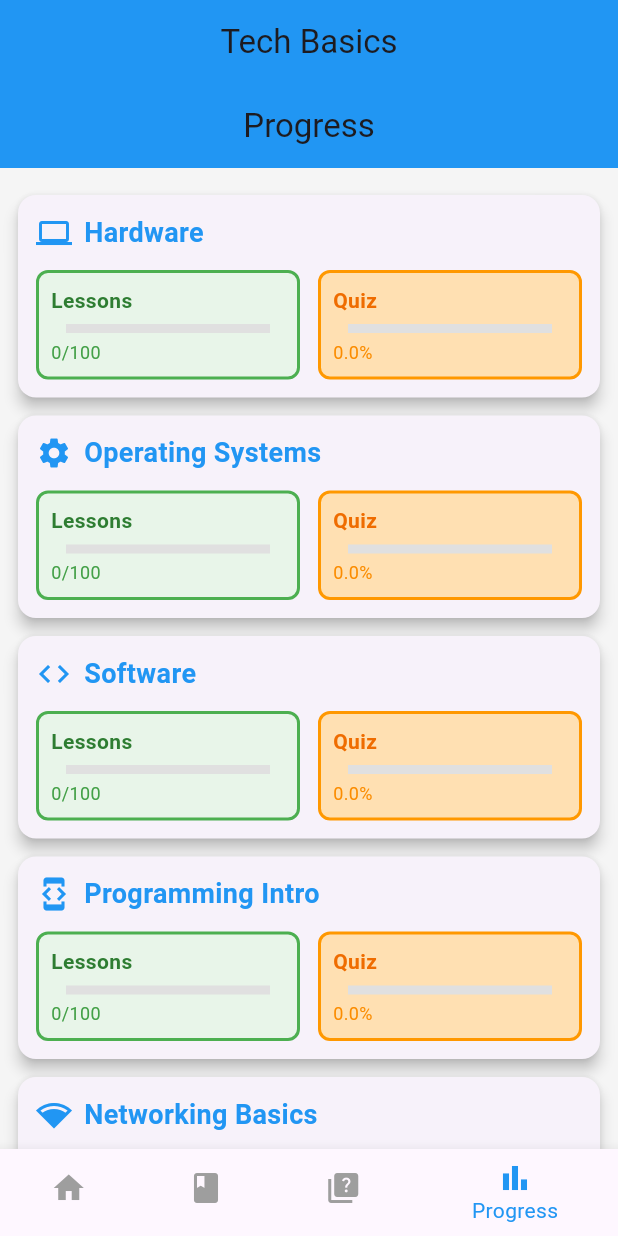
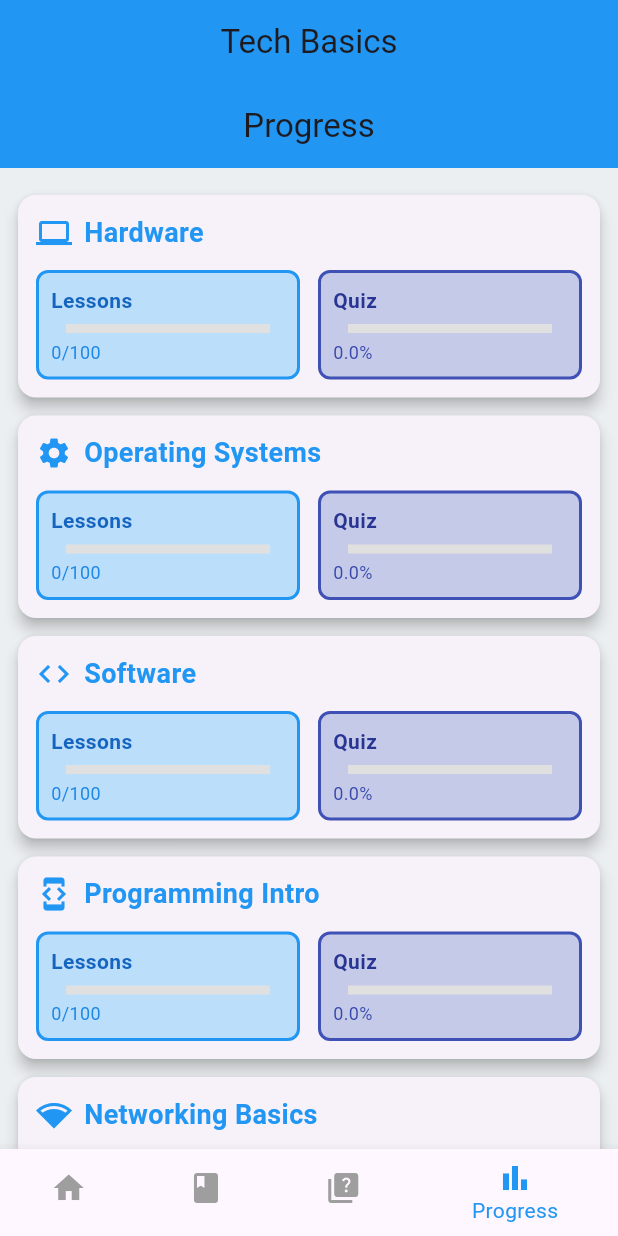
Before and after one commit to techtalksaty/learn_tech_app, a Flutter app: the screen it shows after launch, after a tap on "View Details", on a phone screen of 412 x 824 dp. Run offline on Flutter 3.47's test engine with Material 3 defaults, Android fonts, the phone set to English and light mode, and no system bars; drawn by our look-alikes of percent_indicator; our stand-ins replace flutter_markdown, hive, hive_flutter; accounts and stored records are empty.

Commit message:
app-color-scheme

```diff
--- a/my_learn_app/lib/screens/home_screen.dart
+++ b/my_learn_app/lib/screens/home_screen.dart
@@ -38,6 +38,7 @@ class _HomeScreenState extends State<HomeScreen> {
         centerTitle: true,
         backgroundColor: primaryColor,
       ),
+      backgroundColor: Colors.blueGrey[50], // Unified blue-grey background
       body: _screens[_selectedIndex],
       bottomNavigationBar: BottomNavigationBar(
         currentIndex: _selectedIndex,
@@ -93,7 +94,10 @@ class HomeContent extends StatelessWidget {
               textAlign: TextAlign.center,
             ),
             const SizedBox(height: 32),
-            Card(
+            AnimatedOpacity(
+              opacity: 1.0,
+              duration: const Duration(milliseconds: 300),
+              child: Card(
                 elevation: 4,
                 shape: RoundedRectangleBorder(borderRadius: BorderRadius.circular(12)),
                 margin: const EdgeInsets.symmetric(horizontal: 16.0),
@@ -114,6 +118,13 @@ class HomeContent extends StatelessWidget {
                       Row(
                         children: [
                           Expanded(
+                            child: Container(
+                              padding: const EdgeInsets.all(8.0),
+                              decoration: BoxDecoration(
+                                color: Colors.blue[100], // Light blue background
+                                border: Border.all(color: Colors.blue, width: 2), // Blue border
+                                borderRadius: BorderRadius.circular(8),
+                              ),
                               child: Column(
                                 crossAxisAlignment: CrossAxisAlignment.start,
                                 children: [
@@ -122,7 +133,7 @@ class HomeContent extends StatelessWidget {
                                     style: TextStyle(
                                       fontSize: 14,
                                       fontWeight: FontWeight.w600,
-                                  color: Colors.grey[800],
+                                      color: Colors.blue[800], // Dark blue label
                                     ),
                                   ),
                                   const SizedBox(height: 6),
@@ -130,7 +141,7 @@ class HomeContent extends StatelessWidget {
                                     lineHeight: 6.0,
                                     percent: lessonProgress,
                                     backgroundColor: Colors.grey[300],
-                                progressColor: primaryColor,
+                                    progressColor: Colors.blue[600], // Blue progress bar
                                     animation: true,
                                     animationDuration: 500,
                                   ),
@@ -139,14 +150,22 @@ class HomeContent extends StatelessWidget {
                                     '$totalLessonsCompleted/$totalLessons',
                                     style: TextStyle(
                                       fontSize: 12,
-                                  color: Colors.grey[600],
+                                      color: Colors.blue[600], // Blue progress text
                                     ),
                                   ),
                                 ],
                               ),
                             ),
+                          ),
                           const SizedBox(width: 12),
                           Expanded(
+                            child: Container(
+                              padding: const EdgeInsets.all(8.0),
+                              decoration: BoxDecoration(
+                                color: Colors.indigo[100], // Light indigo background
+                                border: Border.all(color: Colors.indigo, width: 2), // Indigo border
+                                borderRadius: BorderRadius.circular(8),
+                              ),
                               child: Column(
                                 crossAxisAlignment: CrossAxisAlignment.start,
                                 children: [
@@ -155,7 +174,7 @@ class HomeContent extends StatelessWidget {
                                     style: TextStyle(
                                       fontSize: 14,
                                       fontWeight: FontWeight.w600,
-                                  color: Colors.grey[800],
+                                      color: Colors.indigo[800], // Dark indigo label
                                     ),
                                   ),
                                   const SizedBox(height: 6),
@@ -163,7 +182,7 @@ class HomeContent extends StatelessWidget {
                                     lineHeight: 6.0,
                                     percent: averageQuizScore / 100.0,
                                     backgroundColor: Colors.grey[300],
-                                progressColor: primaryColor,
+                                    progressColor: Colors.indigo[600], // Indigo progress bar
                                     animation: true,
                                     animationDuration: 500,
                                   ),
@@ -172,10 +191,11 @@ class HomeContent extends StatelessWidget {
                                     '${averageQuizScore.toStringAsFixed(1)}%',
                                     style: TextStyle(
                                       fontSize: 12,
-                                  color: Colors.grey[600],
+                                      color: Colors.indigo[600], // Indigo progress text
                                     ),
                                   ),
                                 ],
+                              ),
                             ),
                           ),
                         ],
@@ -200,12 +220,13 @@ class HomeContent extends StatelessWidget {
                   ),
                 ),
               ),
+            ),
             const SizedBox(height: 32),
             SizedBox(
               width: 250,
               child: ElevatedButton(
                 style: ElevatedButton.styleFrom(
-                  backgroundColor: primaryColor,
+                  backgroundColor: Colors.blue[600], // Blue for Lessons
                   padding: const EdgeInsets.symmetric(vertical: 16),
                   textStyle: const TextStyle(fontSize: 18, color: Colors.white),
                   foregroundColor: Colors.white,
@@ -221,7 +242,7 @@ class HomeContent extends StatelessWidget {
               width: 250,
               child: ElevatedButton(
                 style: ElevatedButton.styleFrom(
-                  backgroundColor: primaryColor,
+                  backgroundColor: Colors.indigo[600], // Indigo for Quiz
                   padding: const EdgeInsets.symmetric(vertical: 16),
                   textStyle: const TextStyle(fontSize: 18, color: Colors.white),
                   foregroundColor: Colors.white,
--- a/my_learn_app/lib/screens/progress/progress_screen.dart
+++ b/my_learn_app/lib/screens/progress/progress_screen.dart
@@ -20,7 +20,7 @@ class ProgressScreen extends StatelessWidget {
         centerTitle: true,
         backgroundColor: primaryColor,
       ),
-      backgroundColor: Colors.grey[100], // Light grey background
+      backgroundColor: Colors.blueGrey[50], // Unified blue-grey background
       body: Consumer<AppProvider>(
         builder: (context, provider, child) {
           final progressList = provider.progressList;
@@ -182,8 +182,8 @@ class _ProgressCardState extends State<ProgressCard> with SingleTickerProviderSt
                     child: Container(
                       padding: const EdgeInsets.all(8.0),
                       decoration: BoxDecoration(
-                        color: Colors.green[50], // Light green background
-                        border: Border.all(color: Colors.green, width: 2), // Green border
+                        color: Colors.blue[100], // Light blue background
+                        border: Border.all(color: Colors.blue, width: 2), // Blue border
                         borderRadius: BorderRadius.circular(8),
                       ),
                       child: ScaleTransition(
@@ -196,7 +196,7 @@ class _ProgressCardState extends State<ProgressCard> with SingleTickerProviderSt
                               style: TextStyle(
                                 fontSize: 14,
                                 fontWeight: FontWeight.w600,
-                                color: Colors.green[800], // Dark green label
+                                color: Colors.blue[800], // Dark blue label
                               ),
                             ),
                             const SizedBox(height: 6),
@@ -204,7 +204,7 @@ class _ProgressCardState extends State<ProgressCard> with SingleTickerProviderSt
                               lineHeight: 6.0,
                               percent: lessonProgress,
                               backgroundColor: Colors.grey[300],
-                              progressColor: Colors.green[600], // Green progress bar
+                              progressColor: Colors.blue[600], // Blue progress bar
                               animation: true,
                               animationDuration: 500,
                             ),
@@ -213,7 +213,7 @@ class _ProgressCardState extends State<ProgressCard> with SingleTickerProviderSt
                               '${widget.lessonsCompleted}/${widget.totalLessons}',
                               style: TextStyle(
                                 fontSize: 12,
-                                color: Colors.green[600], // Green progress text
+                                color: Colors.blue[600], // Blue progress text
                               ),
                             ),
                           ],
@@ -234,8 +234,8 @@ class _ProgressCardState extends State<ProgressCard> with SingleTickerProviderSt
                     child: Container(
                       padding: const EdgeInsets.all(8.0),
                       decoration: BoxDecoration(
-                        color: Colors.orange[100], // Light orange background
-                        border: Border.all(color: Colors.orange, width: 2), // Orange border
+                        color: Colors.indigo[100], // Light indigo background
+                        border: Border.all(color: Colors.indigo, width: 2), // Indigo border
                         borderRadius: BorderRadius.circular(8),
                       ),
                       child: ScaleTransition(
@@ -248,7 +248,7 @@ class _ProgressCardState extends State<ProgressCard> with SingleTickerProviderSt
                               style: TextStyle(
                                 fontSize: 14,
                                 fontWeight: FontWeight.w600,
-                                color: Colors.orange[800], // Dark orange label
+                                color: Colors.indigo[800], // Dark indigo label
                               ),
                             ),
                             const SizedBox(height: 6),
@@ -256,7 +256,7 @@ class _ProgressCardState extends State<ProgressCard> with SingleTickerProviderSt
                               lineHeight: 6.0,
                               percent: quizProgress,
                               backgroundColor: Colors.grey[300],
-                              progressColor: Colors.orange[600], // Orange progress bar
+                              progressColor: Colors.indigo[600], // Indigo progress bar
                               animation: true,
                               animationDuration: 500,
                             ),
@@ -265,7 +265,7 @@ class _ProgressCardState extends State<ProgressCard> with SingleTickerProviderSt
                               '${widget.quizScore.toStringAsFixed(1)}%',
                               style: TextStyle(
                                 fontSize: 12,
-                                color: Colors.orange[600], // Orange progress text
+                                color: Colors.indigo[600], // Indigo progress text
                               ),
                             ),
                           ],
```
Also changed, not shown: my_learn_app/lib/screens/learn/learn_category_screen.dart (+4 -4 lines), my_learn_app/lib/screens/learn/learn_screen.dart (+5 -5 lines), my_learn_app/lib/screens/quiz/quiz_category_screen.dart (+4 -4 lines), my_learn_app/lib/screens/quiz/quiz_screen.dart (+8 -8 lines). Lines whose indentation alone changed are shown as unchanged.
